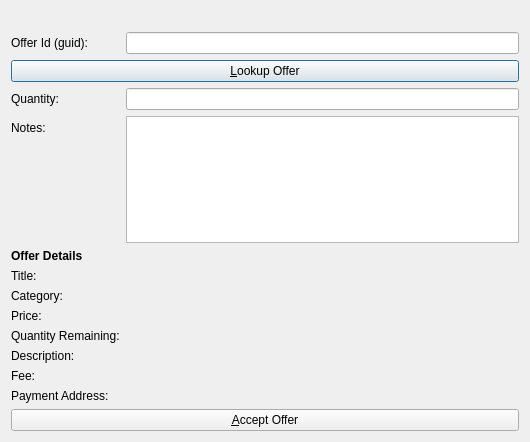
Before: the Qt Designer form src/qt/forms/acceptandpayofferlistpage.ui in syscoin/syscoin1, drawn with Qt 5.
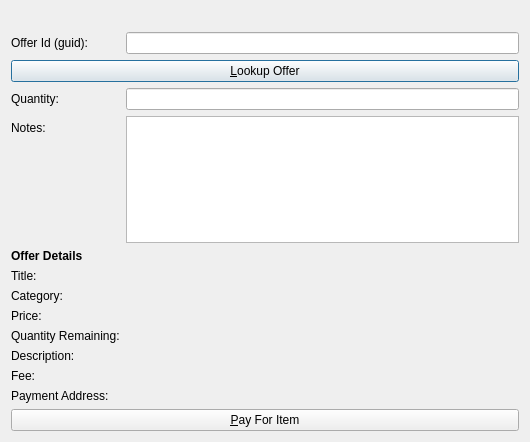
After: the same form once the commit is applied. Icons and pictures are not drawn.

Diff of the .ui file:
```diff
--- a/src/qt/forms/acceptandpayofferlistpage.ui
+++ b/src/qt/forms/acceptandpayofferlistpage.ui
@@ -242,7 +242,11 @@
    <item>
     <widget class="QPushButton" name="acceptButton">
      <property name="text">
-      <string>&amp;Accept Offer</string>
+      <string>&amp;Pay For Item</string>
+     </property>
+     <property name="icon">
+      <iconset resource="../bitcoin.qrc">
+       <normaloff>:/icons/send</normaloff>:/icons/send</iconset>
      </property>
     </widget>
    </item>
```
